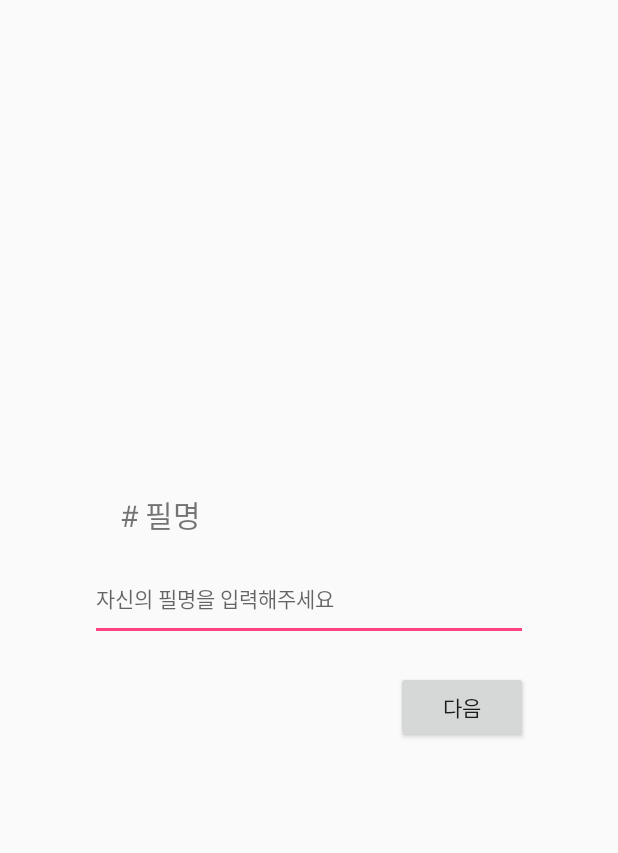
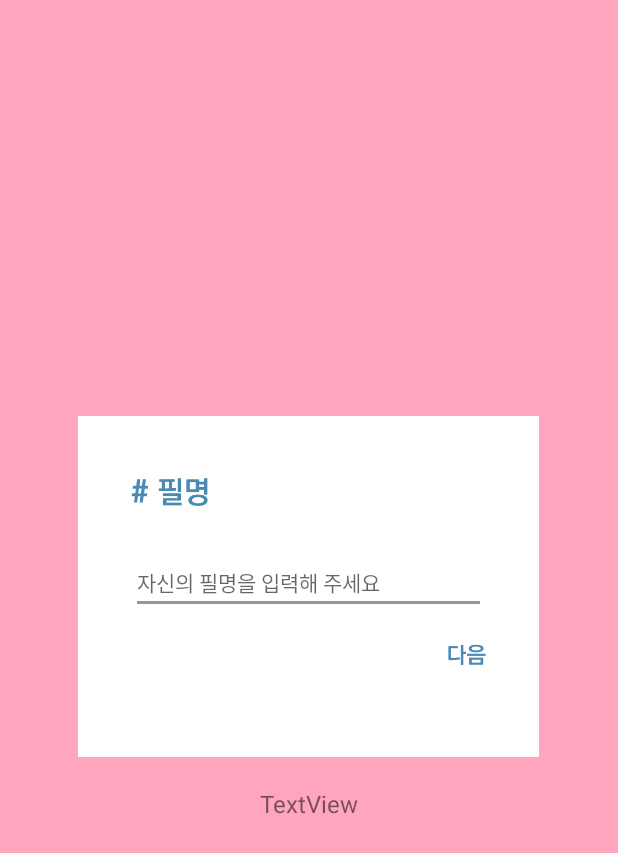
Before and after one commit to hoonick91/seoulpoem, an Android app: the LoginName screen opened directly, with no data from a screen before it, on a phone screen of 412 x 824 dp. Shown: the top 853 px of the screen. Run offline under Robolectric (Android 15) with nearby library versions, the phone set to English and light mode, and no system bars; 3 statements that could not run were skipped.

Commit message:
왜 안될까....

```diff
--- a/client/SeoulPoem/app/build.gradle
+++ b/client/SeoulPoem/app/build.gradle
@@ -1,4 +1,5 @@
 apply plugin: 'com.android.application'
+apply plugin: 'com.google.gms.google-services'
 
 android {
     compileSdkVersion 25
@@ -34,5 +35,6 @@ dependencies {
     compile 'com.android.support.constraint:constraint-layout:1.0.2'
     compile 'com.android.support:support-v4:25.3.1'
     compile 'de.hdodenhof:circleimageview:1.3.0'
+    compile 'com.google.android.gms:play-services-auth:9.0.0'
     testCompile 'junit:junit:4.12'
 }
--- a/client/SeoulPoem/app/src/main/java/com/seoulprojet/seoulpoem/activity/LoginName.java
+++ b/client/SeoulPoem/app/src/main/java/com/seoulprojet/seoulpoem/activity/LoginName.java
@@ -1,25 +1,85 @@
 package com.seoulprojet.seoulpoem.activity;
 
+import android.content.Intent;
 import android.support.v7.app.AppCompatActivity;
 import android.os.Bundle;
+import android.util.Log;
+import android.view.View;
 import android.widget.Button;
 import android.widget.EditText;
+import android.widget.ImageButton;
+import android.widget.TextView;
 
 import com.seoulprojet.seoulpoem.R;
+import com.seoulprojet.seoulpoem.model.SignInResult;
+import com.seoulprojet.seoulpoem.network.ApplicationController;
+import com.seoulprojet.seoulpoem.network.NetworkService;
+
+import okhttp3.MediaType;
+import okhttp3.RequestBody;
+import retrofit2.Call;
+import retrofit2.Callback;
+import retrofit2.Response;
 
 public class LoginName extends AppCompatActivity {
 
-    private EditText loginname_et;
-    private Button next_btn;
+    private NetworkService service;
+    private String userEmail;
+    private int loginType;
+    private String contentType;
+    private RequestBody penName;
+
+    private TextView tempView;
+    private ImageButton next_btn;
+    private EditText inputName_et;
 
     @Override
     protected void onCreate(Bundle savedInstanceState) {
         super.onCreate(savedInstanceState);
         setContentView(R.layout.activity_login_name);
 
-        /////////////////////////////
-        next_btn = (Button)findViewById(R.id.loginname_next_btn);
-        loginname_et = (EditText)findViewById(R.id.loginname_et);
-        ///////////////////////////
+        // get intent
+        Intent intent = getIntent();
+        userEmail = intent.getExtras().getString("userEmail");
+        loginType = intent.getExtras().getInt("type");
+        contentType = intent.getExtras().getString("contentType");
+
+        // find view
+        tempView = (TextView)findViewById(R.id.login_name_temp_tv);
+        next_btn = (ImageButton)findViewById(R.id.login_name_next_btn);
+        inputName_et = (EditText)findViewById(R.id.login_name_et);
+
+        // service
+        service = ApplicationController.getInstance().getNetworkService();
+
+        next_btn.setOnClickListener(new View.OnClickListener(){
+            @Override
+            public void onClick(View v) {
+                penName = RequestBody.create(MediaType.parse("part/x-www-form-urlencoded"), "" + inputName_et.getText().toString());
+                postName();
+            }
+        });
+    }
+
+    /***************** post name ******************/
+    private void postName(){
+        Call<SignInResult> requestName = service.postName(loginType, userEmail, penName);
+
+        requestName.enqueue(new Callback<SignInResult>() {
+            @Override
+            public void onResponse(Call<SignInResult> call, Response<SignInResult> response) {
+                if(response.isSuccessful()){
+                    tempView.setText(response.body().status);
+                }
+                else{
+                    Log.i("", "응답코드 " + response.code());
+                }
+            }
+
+            @Override
+            public void onFailure(Call<SignInResult> call, Throwable t) {
+                Log.i("call fail", t.getMessage());
+            }
+        });
     }
 }
--- a/client/SeoulPoem/app/src/main/java/com/seoulprojet/seoulpoem/activity/Splash.java
+++ b/client/SeoulPoem/app/src/main/java/com/seoulprojet/seoulpoem/activity/Splash.java
@@ -18,7 +18,7 @@ public class Splash extends AppCompatActivity {
         handler.postDelayed(new Runnable(){
             @Override
             public void run() {
-                Intent intent = new Intent(getApplicationContext(), MyPage.class);
+                Intent intent = new Intent(getApplicationContext(), Login.class);
                 startActivity(intent);
                 finish();
             }
--- a/client/SeoulPoem/app/src/main/java/com/seoulprojet/seoulpoem/network/NetworkService.java
+++ b/client/SeoulPoem/app/src/main/java/com/seoulprojet/seoulpoem/network/NetworkService.java
@@ -1,15 +1,23 @@
 package com.seoulprojet.seoulpoem.network;
 
 
+import com.seoulprojet.seoulpoem.model.LoginResult;
+import com.seoulprojet.seoulpoem.model.MyPageModify;
 import com.seoulprojet.seoulpoem.model.MyPagePhotoResult;
 import com.seoulprojet.seoulpoem.model.MyPagePoemResult;
 import com.seoulprojet.seoulpoem.model.MyPageResult;
 import com.seoulprojet.seoulpoem.model.NoticeDetailResult;
 import com.seoulprojet.seoulpoem.model.NoticeResult;
+import com.seoulprojet.seoulpoem.model.SignInResult;
 import com.seoulprojet.seoulpoem.model.TodayResult;
+import com.seoulprojet.seoulpoem.model.WriterApplyResult;
 import com.seoulprojet.seoulpoem.model.WriterListResult;
 
+import okhttp3.MultipartBody;
+import okhttp3.RequestBody;
 import retrofit2.Call;
+import retrofit2.Callback;
+import retrofit2.http.Body;
 import retrofit2.http.GET;
 import retrofit2.http.Header;
 import retrofit2.http.Multipart;
@@ -42,6 +50,19 @@ public interface NetworkService {
     Call<AddResult> getWorks(@Path("articleid") int articleid);
     */
 
+    // login
+    @POST("/users/login")
+    Call<LoginResult> postLogin(@Header("email") String email,
+                               @Header("type") int type,
+                               @Header("Content-Type") String Content_type);
+
+    // login (필명 입력)
+    @Multipart
+    @POST("/users/signin")
+    Call<SignInResult> postName(@Header("type") int type,
+                          @Header("email") String email,
+                          @Part ("pen_name") RequestBody pen_name);
+
     // mypage poem
     @GET("/mypage/poem")
     Call<MyPagePoemResult> getMyPoem(@Header("email") String email,
@@ -56,6 +77,15 @@ public interface NetworkService {
     Call<MyPageResult> getMyPage(@Header("email") String email,
                                  @Header("type") int type);
 
+    // mypage 수정
+    @POST("/users/modify")
+    Call<MyPageModify> postMyPage(@Header("email") String email,
+                                  @Header("type") int type,
+                                  @Part("inform") RequestBody inform,
+                                  @Part("pen_name") RequestBody pen_name,
+                                  @Part("profile")MultipartBody.Part profile,
+                                  @Part("background") MultipartBody.Part background);
+
     // notice
     @GET("/notice")
     Call<NoticeResult> getNotice();
@@ -68,6 +98,10 @@ public interface NetworkService {
     @GET("/author")
     Call<WriterListResult> getWriterList();
 
+    // writer apply
+    @POST("/author")
+    Call<WriterApplyResult> postWriterApply(@Header ("email") String email);
+
     // today seoul
     @GET("/subway")
     Call<TodayResult> getToday();
--- a/client/SeoulPoem/app/src/main/res/layout/activity_login_name.xml
+++ b/client/SeoulPoem/app/src/main/res/layout/activity_login_name.xml
@@ -14,33 +14,56 @@
         app:layout_constraintBottom_toBottomOf="parent"
         app:layout_constraintLeft_toLeftOf="parent"
         android:orientation="vertical"
-        android:gravity="center_vertical"
-        android:paddingLeft="60dp"
-        android:paddingRight="60dp">
+        android:background="#ffa6be"
+        android:gravity="center">
+
+        <LinearLayout
+            android:layout_width="wrap_content"
+            android:layout_height="wrap_content"
+            android:background="@drawable/dialog_bg"
+            android:orientation="vertical"
+            android:gravity="center_vertical"
+            android:paddingLeft="35dp"
+            android:paddingRight="35dp">
+
+            <ImageView
+                android:layout_width="wrap_content"
+                android:layout_height="wrap_content"
+                android:src="@drawable/login_name_title"/>
+
+            <EditText
+                android:layout_width="match_parent"
+                android:layout_height="wrap_content"
+                android:hint="자신의 필명을 입력해 주세요"
+                android:layout_marginTop="30dp"
+                android:textSize="14sp"
+                android:maxLength="10"
+                android:lines="1"
+                android:focusable="true"
+                android:focusableInTouchMode="true"
+                android:textCursorDrawable="@android:color/black"
+                android:backgroundTint="#95989a"
+                android:id="@+id/login_name_et"/>
+
+            <ImageButton
+                android:layout_width="wrap_content"
+                android:layout_height="wrap_content"
+                android:background="@android:color/transparent"
+                android:src="@drawable/login_name_next_btn"
+                android:layout_gravity="right"
+                android:id="@+id/login_name_next_btn"
+                android:paddingLeft="20dp"
+                android:paddingBottom="20dp"
+                android:paddingTop="20dp"/>
+        </LinearLayout>
 
         <TextView
             android:layout_width="wrap_content"
             android:layout_height="wrap_content"
-            android:text="# 필명"
-            android:textSize="20dp"
-            android:layout_marginLeft="20dp"/>
-
-        <EditText
-            android:layout_width="match_parent"
-            android:layout_height="wrap_content"
             android:layout_marginTop="20dp"
-            android:paddingBottom="18dp"
-            android:hint="자신의 필명을 입력해주세요"
-            android:id="@+id/loginname_et"
-            android:textSize="14dp"/>
-
-        <Button
-            android:layout_width="wrap_content"
-            android:layout_height="wrap_content"
-            android:text="다음"
-            android:layout_marginTop="20dp"
-            android:layout_gravity="right"
-            android:id="@+id/loginname_next_btn"/>
+            android:text="TextView"
+            android:textSize="16sp"
+            android:id="@+id/login_name_temp_tv"/>
     </LinearLayout>
 
 </android.support.constraint.ConstraintLayout>
--- a/client/SeoulPoem/app/src/main/res/layout/activity_my_page_setting.xml
+++ b/client/SeoulPoem/app/src/main/res/layout/activity_my_page_setting.xml
@@ -127,7 +127,6 @@
                 android:focusableInTouchMode="true"
                 android:hint="필명을 입력해주세요"
                 android:textCursorDrawable="@android:color/black"
-                android:padding="12dp"
                 android:backgroundTint="#95989a"
                 android:textSize="15sp" />
 
@@ -146,7 +145,6 @@
                 android:hint="한 줄 소개를 입력해주세요"
                 android:maxLines="3"
                 android:maxLength="45"
-                android:padding="12dp"
                 android:backgroundTint="#95989a"
                 android:focusable="true"
                 android:textCursorDrawable="@android:color/black"
--- a/client/SeoulPoem/app/src/main/res/values/strings.xml
+++ b/client/SeoulPoem/app/src/main/res/values/strings.xml
@@ -3,4 +3,6 @@
 
     <!-- TODO: Remove or change this placeholder text -->
     <string name="hello_blank_fragment">Hello blank fragment</string>
+    <string name="signed_in_fmt">Signed in as: %s</string>
+    <string name="server_client_id">666717725695-p1v5gu283u7gand2u0s2p98p75rgcrj2.apps.googleusercontent.com</string>
 </resources>
--- a/client/SeoulPoem/build.gradle
+++ b/client/SeoulPoem/build.gradle
@@ -6,6 +6,7 @@ buildscript {
     }
     dependencies {
         classpath 'com.android.tools.build:gradle:2.3.3'
+        classpath 'com.google.gms:google-services:3.0.0'
 
         // NOTE: Do not place your application dependencies here; they belong
         // in the individual module build.gradle files
```
Also changed, not shown: client/SeoulPoem/app/src/main/java/com/seoulprojet/seoulpoem/activity/Login.java (+166 -6 lines), client/SeoulPoem/app/src/main/java/com/seoulprojet/seoulpoem/activity/MyPageSetting.java (+44 -1 lines), client/SeoulPoem/app/src/main/java/com/seoulprojet/seoulpoem/activity/WriterList.java (+47 -1 lines), client/SeoulPoem/app/src/main/java/com/seoulprojet/seoulpoem/model/LoginResult.java (added, +10 -0 lines), client/SeoulPoem/app/src/main/java/com/seoulprojet/seoulpoem/model/MyPageModify.java (added, +15 -0 lines), client/SeoulPoem/app/src/main/java/com/seoulprojet/seoulpoem/model/SignInResult.java (added, +10 -0 lines), client/SeoulPoem/app/src/main/java/com/seoulprojet/seoulpoem/model/WriterApplyResult.java (added, +9 -0 lines), client/SeoulPoem/app/src/main/res/layout/activity_login.xml (+10 -11 lines), client/SeoulPoem/app/src/main/res/layout/writer_apply_already_dialog.xml (added, +32 -0 lines), client/SeoulPoem/app/src/main/res/drawable-xxhdpi/login_name_next_btn.png (added), client/SeoulPoem/app/src/main/res/drawable-xxhdpi/login_name_title.png (added), 2 other files.
